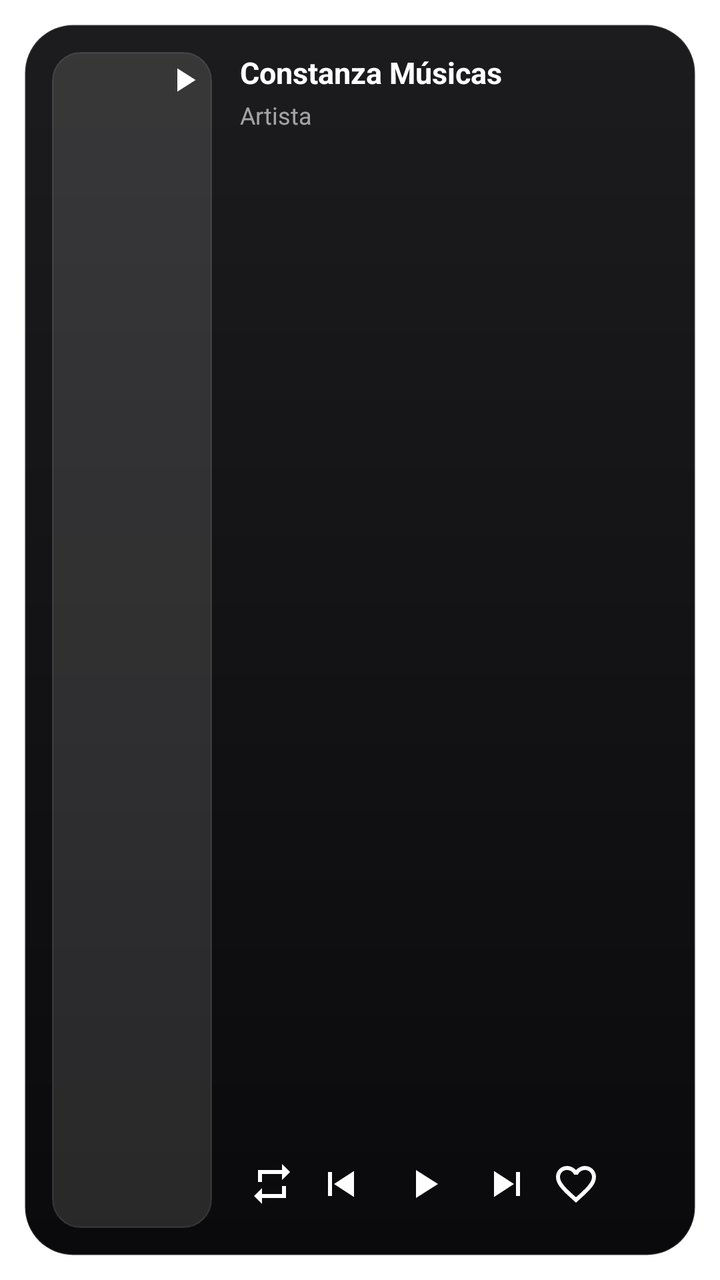
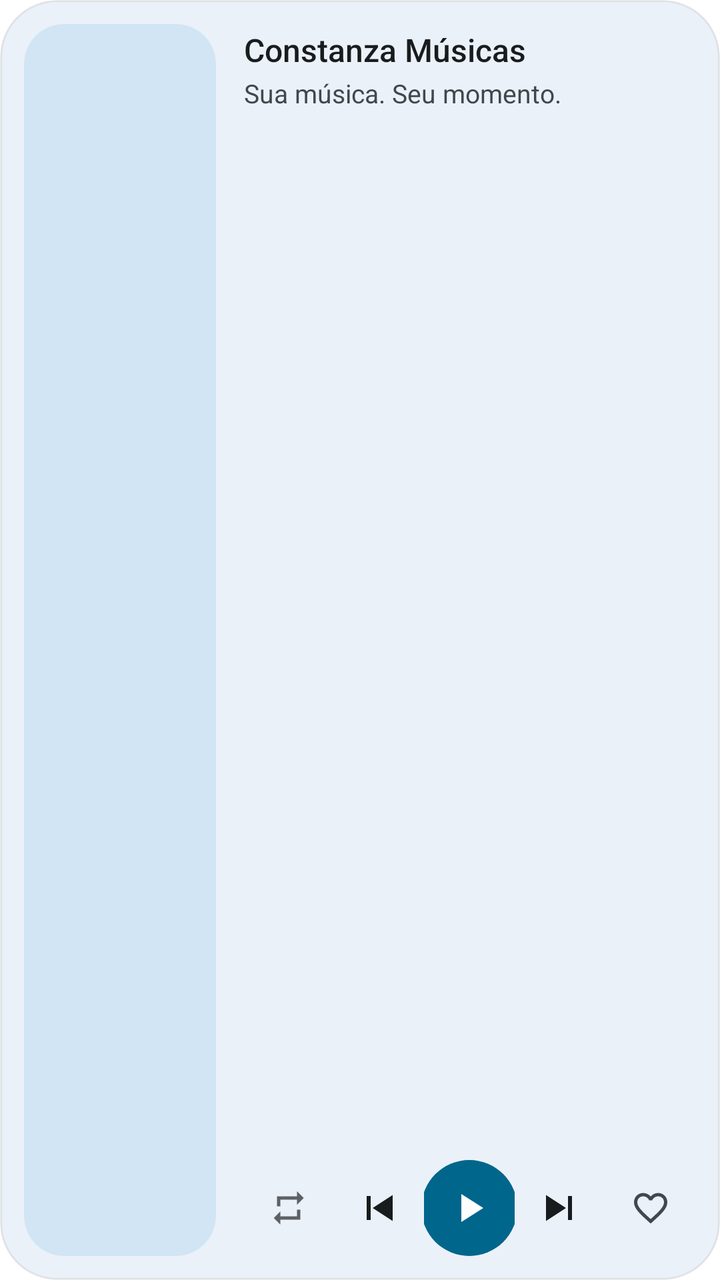

The first picture is an Android layout as it rendered before a commit; the second is the same layout after the commit. The layout source and the unified diff follow.
<!-- AndroidManifest.xml: fallback theme Theme.MaterialComponents.DayNight.NoActionBar -->
<!-- res/layout/music_widget.xml -->
<?xml version="1.0" encoding="utf-8"?>
<FrameLayout xmlns:android="http://schemas.android.com/apk/res/android"
    android:id="@+id/widget_root"
    android:layout_width="match_parent"
    android:layout_height="match_parent"
    android:padding="12dp">

    <LinearLayout
        android:layout_width="match_parent"
        android:layout_height="match_parent"
        android:orientation="horizontal"
        android:background="@drawable/widget_bg_dark"
        android:padding="14dp">

        
        <FrameLayout
            android:layout_width="wrap_content"
            android:layout_height="match_parent">

            <ImageView
                android:id="@+id/widget_artwork"
                android:layout_width="80dp"
                android:layout_height="match_parent"
                android:scaleType="centerCrop"
                android:src="@mipmap/ic_launcher"
                android:background="@drawable/widget_artwork_bg"
                android:contentDescription="Album art" />

            <ImageView
                android:layout_width="20dp"
                android:layout_height="20dp"
                android:layout_gravity="top|end"
                android:layout_margin="4dp"
                android:src="@drawable/ic_widget_play"
                android:tint="#AAFFFFFF"
                android:contentDescription="Note" />

        </FrameLayout>

        
        <LinearLayout
            android:layout_width="0dp"
            android:layout_height="match_parent"
            android:layout_weight="1"
            android:orientation="vertical"
            android:layout_marginStart="14dp">

            <TextView
                android:id="@+id/widget_title"
                android:layout_width="match_parent"
                android:layout_height="wrap_content"
                android:text="Constanza Músicas"
                android:textColor="#FFFFFF"
                android:textSize="15sp"
                android:textStyle="bold"
                android:maxLines="1"
                android:ellipsize="end" />

            <TextView
                android:id="@+id/widget_artist"
                android:layout_width="match_parent"
                android:layout_height="wrap_content"
                android:layout_marginTop="3dp"
                android:text="Artista"
                android:textColor="#99FFFFFF"
                android:textSize="12sp"
                android:maxLines="1"
                android:ellipsize="end" />

            
            <FrameLayout android:layout_width="match_parent" android:layout_height="0dp" android:layout_weight="1" />

            
            <LinearLayout
                android:layout_width="match_parent"
                android:layout_height="wrap_content"
                android:orientation="horizontal"
                android:gravity="center_vertical">

                <ImageButton
                    android:id="@+id/widget_repeat"
                    android:layout_width="32dp"
                    android:layout_height="32dp"
                    android:src="@drawable/ic_widget_repeat_off"
                    android:tint="#AAFFFFFF"
                    android:background="@android:color/transparent"
                    android:contentDescription="Repeat"
                    android:scaleType="centerInside"
                    android:padding="4dp" />

                <ImageButton
                    android:id="@+id/widget_prev"
                    android:layout_width="36dp"
                    android:layout_height="36dp"
                    android:src="@drawable/ic_widget_prev"
                    android:tint="#FFFFFF"
                    android:background="@android:color/transparent"
                    android:contentDescription="Previous"
                    android:scaleType="centerInside"
                    android:padding="4dp" />

                <ImageButton
                    android:id="@+id/widget_play_pause"
                    android:layout_width="44dp"
                    android:layout_height="44dp"
                    android:layout_marginStart="2dp"
                    android:layout_marginEnd="2dp"
                    android:src="@drawable/ic_widget_play"
                    android:tint="#FFFFFF"
                    android:background="@android:color/transparent"
                    android:contentDescription="Play/Pause"
                    android:scaleType="centerInside"
                    android:padding="4dp" />

                <ImageButton
                    android:id="@+id/widget_next"
                    android:layout_width="36dp"
                    android:layout_height="36dp"
                    android:src="@drawable/ic_widget_next"
                    android:tint="#FFFFFF"
                    android:background="@android:color/transparent"
                    android:contentDescription="Next"
                    android:scaleType="centerInside"
                    android:padding="4dp" />

                <ImageButton
                    android:id="@+id/widget_favorite"
                    android:layout_width="32dp"
                    android:layout_height="32dp"
                    android:src="@drawable/ic_favorite_border"
                    android:tint="#AAFFFFFF"
                    android:background="@android:color/transparent"
                    android:contentDescription="Favorite"
                    android:scaleType="centerInside"
                    android:padding="4dp" />

            </LinearLayout>

        </LinearLayout>

    </LinearLayout>
</FrameLayout>
<!-- resources referenced by this layout -->
<resources>
  <!-- drawable ic_favorite_border (drawable) -->
  <vector xmlns:android="http://schemas.android.com/apk/res/android"
      android:width="24dp"
      android:height="24dp"
      android:viewportWidth="24"
      android:viewportHeight="24">
    <path
        android:fillColor="#FFFFFF"
        android:pathData="M16.5,3c-1.74,0 -3.41,0.81 -4.5,2.09C10.91,3.81 9.24,3 7.5,3 4.42,3 2,5.42 2,8.5c0,3.78 3.4,6.86 8.55,11.54L12,21.35l1.45,-1.32C18.6,15.36 22,12.28 22,8.5 22,5.42 19.58,3 16.5,3zM12.1,18.55l-0.1,0.1 -0.1,-0.1C7.14,14.24 4,11.39 4,8.5 4,6.5 5.5,5 7.5,5c1.54,0 3.04,0.99 3.57,2.36h1.87C13.46,5.99 14.96,5 16.5,5c2,0 3.5,1.5 3.5,3.5 0,2.89 -3.14,5.74 -7.9,10.05z"/>
  </vector>
  <!-- drawable ic_widget_play (drawable) -->
  <?xml version="1.0" encoding="utf-8"?>
  <vector xmlns:android="http://schemas.android.com/apk/res/android"
      android:width="24dp" android:height="24dp"
      android:viewportWidth="24" android:viewportHeight="24">
      <path android:fillColor="#FFFFFFFF"
          android:pathData="M8,5 L19,12 L8,19 Z" />
  </vector>
  <!-- drawable ic_widget_repeat_off (drawable) -->
  <?xml version="1.0" encoding="utf-8"?>
  <vector xmlns:android="http://schemas.android.com/apk/res/android"
      android:width="24dp" android:height="24dp"
      android:viewportWidth="24" android:viewportHeight="24"
      android:tint="?android:attr/colorControlNormal">
    <path android:fillColor="@android:color/white"
        android:pathData="M7,7h10v3l4,-4 -4,-4v3H5v6h2V7zM17,17H7v-3l-4,4 4,4v-3h12v-6h-2v4z"/>
  </vector>
  <!-- drawable widget_artwork_bg (drawable) -->
  <?xml version="1.0" encoding="utf-8"?>
  <shape xmlns:android="http://schemas.android.com/apk/res/android"
      android:shape="rectangle">
      <solid android:color="#1FFFFFFF" />
      <corners android:radius="14dp" />
      <stroke android:width="0.5dp" android:color="#1FFFFFFF" />
  </shape>
  <!-- drawable widget_bg_dark (drawable) -->
  <?xml version="1.0" encoding="utf-8"?>
  <shape xmlns:android="http://schemas.android.com/apk/res/android"
      android:shape="rectangle">
      <gradient
          android:type="linear"
          android:angle="270"
          android:startColor="#FF1C1C1E"
          android:endColor="#FF0A0A0C" />
      <corners android:radius="24dp" />
      <stroke android:width="1dp" android:color="#1AFFFFFF" />
  </shape>
  <color name="ic_launcher_background">#1A1A2E</color>
  <!-- unchanged entries left out for length: 4 -->
</resources>

<!-- the commit's change to res/layout/music_widget.xml (unified diff, before → after) -->
@@ -3,56 +3,48 @@
     android:id="@+id/widget_root"
     android:layout_width="match_parent"
     android:layout_height="match_parent"
-    android:padding="12dp">
+    android:padding="@dimen/widget_margin">
 
     <LinearLayout
+        android:id="@android:id/background"
         android:layout_width="match_parent"
         android:layout_height="match_parent"
         android:orientation="horizontal"
-        android:background="@drawable/widget_bg_dark"
-        android:padding="14dp">
+        android:background="@drawable/widget_surface"
+        android:clipToOutline="true"
+        android:padding="12dp">
 
-        
         <FrameLayout
-            android:layout_width="wrap_content"
-            android:layout_height="match_parent">
+            android:layout_width="96dp"
+            android:layout_height="match_parent"
+            android:background="@drawable/widget_artwork_frame"
+            android:clipToOutline="true">
 
             <ImageView
                 android:id="@+id/widget_artwork"
-                android:layout_width="80dp"
+                android:layout_width="match_parent"
                 android:layout_height="match_parent"
                 android:scaleType="centerCrop"
                 android:src="@mipmap/ic_launcher"
-                android:background="@drawable/widget_artwork_bg"
-                android:contentDescription="Album art" />
-
-            <ImageView
-                android:layout_width="20dp"
-                android:layout_height="20dp"
-                android:layout_gravity="top|end"
-                android:layout_margin="4dp"
-                android:src="@drawable/ic_widget_play"
-                android:tint="#AAFFFFFF"
-                android:contentDescription="Note" />
-
+                android:contentDescription="@string/widget_cd_artwork" />
         </FrameLayout>
 
-        
         <LinearLayout
             android:layout_width="0dp"
             android:layout_height="match_parent"
             android:layout_weight="1"
-            android:orientation="vertical"
-            android:layout_marginStart="14dp">
+            android:layout_marginStart="14dp"
+            android:orientation="vertical">
 
             <TextView
                 android:id="@+id/widget_title"
                 android:layout_width="match_parent"
                 android:layout_height="wrap_content"
-                android:text="Constanza Músicas"
-                android:textColor="#FFFFFF"
-                android:textSize="15sp"
-                android:textStyle="bold"
+                android:layout_marginTop="2dp"
+                android:text="@string/widget_default_title"
+                android:textColor="@color/widget_on_surface"
+                android:textSize="16sp"
+                android:fontFamily="sans-serif-medium"
                 android:maxLines="1"
                 android:ellipsize="end" />
 
@@ -60,83 +52,89 @@
                 android:id="@+id/widget_artist"
                 android:layout_width="match_parent"
                 android:layout_height="wrap_content"
-                android:layout_marginTop="3dp"
-                android:text="Artista"
-                android:textColor="#99FFFFFF"
-                android:textSize="12sp"
+                android:layout_marginTop="2dp"
+                android:text="@string/widget_default_artist"
+                android:textColor="@color/widget_on_surface_variant"
+                android:textSize="13sp"
                 android:maxLines="1"
                 android:ellipsize="end" />
 
-            
             <FrameLayout android:layout_width="match_parent" android:layout_height="0dp" android:layout_weight="1" />
 
-            
             <LinearLayout
                 android:layout_width="match_parent"
-                android:layout_height="wrap_content"
+                android:layout_height="48dp"
                 android:orientation="horizontal"
                 android:gravity="center_vertical">
 
-                <ImageButton
-                    android:id="@+id/widget_repeat"
-                    android:layout_width="32dp"
-                    android:layout_height="32dp"
-                    android:src="@drawable/ic_widget_repeat_off"
-                    android:tint="#AAFFFFFF"
-                    android:background="@android:color/transparent"
-                    android:contentDescription="Repeat"
-                    android:scaleType="centerInside"
-                    android:padding="4dp" />
+                <FrameLayout android:layout_width="0dp" android:layout_height="match_parent" android:layout_weight="1">
+                    <ImageButton
+                        android:id="@+id/widget_repeat"
+                        android:layout_width="36dp"
+                        android:layout_height="36dp"
+                        android:layout_gravity="center"
+                        android:src="@drawable/ic_widget_repeat_off"
+                        android:background="@drawable/widget_icon_btn_bg"
+                        android:contentDescription="@string/widget_cd_repeat"
+                        android:scaleType="centerInside"
+                        android:padding="8dp" />
+                </FrameLayout>
 
-                <ImageButton
-                    android:id="@+id/widget_prev"
-                    android:layout_width="36dp"
-                    android:layout_height="36dp"
-                    android:src="@drawable/ic_widget_prev"
-                    android:tint="#FFFFFF"
-                    android:background="@android:color/transparent"
-                    android:contentDescription="Previous"
-                    android:scaleType="centerInside"
-                    android:padding="4dp" />
+                <FrameLayout android:layout_width="0dp" android:layout_height="match_parent" android:layout_weight="1">
+                    <ImageButton
+                        android:id="@+id/widget_prev"
+                        android:layout_width="40dp"
+                        android:layout_height="40dp"
+                        android:layout_gravity="center"
+                        android:src="@drawable/ic_widget_prev"
+                        android:tint="@color/widget_on_surface"
+                        android:background="@drawable/widget_icon_btn_bg"
+                        android:contentDescription="@string/widget_cd_prev"
+                        android:scaleType="centerInside"
+                        android:padding="8dp" />
+                </FrameLayout>
 
-                <ImageButton
-                    android:id="@+id/widget_play_pause"
-                    android:layout_width="44dp"
-                    android:layout_height="44dp"
-                    android:layout_marginStart="2dp"
-                    android:layout_marginEnd="2dp"
-                    android:src="@drawable/ic_widget_play"
-                    android:tint="#FFFFFF"
-                    android:background="@android:color/transparent"
-                    android:contentDescription="Play/Pause"
-                    android:scaleType="centerInside"
-                    android:padding="4dp" />
+                <FrameLayout android:layout_width="0dp" android:layout_height="match_parent" android:layout_weight="1">
+                    <ImageButton
+                        android:id="@+id/widget_play_pause"
+                        android:layout_width="48dp"
+                        android:layout_height="48dp"
+                        android:layout_gravity="center"
+                        android:src="@drawable/ic_widget_play"
+                        android:tint="@color/widget_on_accent"
+                        android:background="@drawable/widget_play_bg"
+                        android:contentDescription="@string/widget_cd_play_pause"
+                        android:scaleType="centerInside"
+                        android:padding="12dp" />
+                </FrameLayout>
 
-                <ImageButton
-                    android:id="@+id/widget_next"
-                    android:layout_width="36dp"
-                    android:layout_height="36dp"
-                    android:src="@drawable/ic_widget_next"
-                    android:tint="#FFFFFF"
-                    android:background="@android:color/transparent"
-                    android:contentDescription="Next"
-                    android:scaleType="centerInside"
-                    android:padding="4dp" />
+                <FrameLayout android:layout_width="0dp" android:layout_height="match_parent" android:layout_weight="1">
+                    <ImageButton
+                        android:id="@+id/widget_next"
+                        android:layout_width="40dp"
+                        android:layout_height="40dp"
+                        android:layout_gravity="center"
+                        android:src="@drawable/ic_widget_next"
+                        android:tint="@color/widget_on_surface"
+                        android:background="@drawable/widget_icon_btn_bg"
+                        android:contentDescription="@string/widget_cd_next"
+                        android:scaleType="centerInside"
+                        android:padding="8dp" />
+                </FrameLayout>
 
-                <ImageButton
-                    android:id="@+id/widget_favorite"
-                    android:layout_width="32dp"
-                    android:layout_height="32dp"
-                    android:src="@drawable/ic_favorite_border"
-                    android:tint="#AAFFFFFF"
-                    android:background="@android:color/transparent"
-                    android:contentDescription="Favorite"
-                    android:scaleType="centerInside"
-                    android:padding="4dp" />
-
+                <FrameLayout android:layout_width="0dp" android:layout_height="match_parent" android:layout_weight="1">
+                    <ImageButton
+                        android:id="@+id/widget_favorite"
+                        android:layout_width="36dp"
+                        android:layout_height="36dp"
+                        android:layout_gravity="center"
+                        android:src="@drawable/ic_favorite_border"
+                        android:background="@drawable/widget_icon_btn_bg"
+                        android:contentDescription="@string/widget_cd_favorite"
+                        android:scaleType="centerInside"
+                        android:padding="8dp" />
+                </FrameLayout>
             </LinearLayout>
-
         </LinearLayout>
-
     </LinearLayout>
 </FrameLayout>
<!-- resource entries referenced after the edit -->
@@ -1,5 +1,9 @@
 <!-- resources referenced by this layout -->
 <resources>
+  <color name="widget_on_accent">#FFFFFFFF</color>
+  <color name="widget_on_surface">#FF1C1B20</color>
+  <color name="widget_on_surface_variant">#FF5F5B67</color>
+  <dimen name="widget_margin">8dp</dimen>
   <!-- drawable ic_favorite_border (drawable) -->
   <vector xmlns:android="http://schemas.android.com/apk/res/android"
       android:width="24dp"
@@ -7,7 +11,7 @@
       android:viewportWidth="24"
       android:viewportHeight="24">
     <path
-        android:fillColor="#FFFFFF"
+        android:fillColor="@color/widget_on_surface_variant"
         android:pathData="M16.5,3c-1.74,0 -3.41,0.81 -4.5,2.09C10.91,3.81 9.24,3 7.5,3 4.42,3 2,5.42 2,8.5c0,3.78 3.4,6.86 8.55,11.54L12,21.35l1.45,-1.32C18.6,15.36 22,12.28 22,8.5 22,5.42 19.58,3 16.5,3zM12.1,18.55l-0.1,0.1 -0.1,-0.1C7.14,14.24 4,11.39 4,8.5 4,6.5 5.5,5 7.5,5c1.54,0 3.04,0.99 3.57,2.36h1.87C13.46,5.99 14.96,5 16.5,5c2,0 3.5,1.5 3.5,3.5 0,2.89 -3.14,5.74 -7.9,10.05z"/>
   </vector>
   <!-- drawable ic_widget_play (drawable) -->
@@ -24,29 +28,55 @@
       android:width="24dp" android:height="24dp"
       android:viewportWidth="24" android:viewportHeight="24"
       android:tint="?android:attr/colorControlNormal">
-    <path android:fillColor="@android:color/white"
+    <path android:fillColor="@color/widget_on_surface_variant"
         android:pathData="M7,7h10v3l4,-4 -4,-4v3H5v6h2V7zM17,17H7v-3l-4,4 4,4v-3h12v-6h-2v4z"/>
   </vector>
-  <!-- drawable widget_artwork_bg (drawable) -->
+  <!-- drawable widget_artwork_frame (drawable) -->
   <?xml version="1.0" encoding="utf-8"?>
-  <shape xmlns:android="http://schemas.android.com/apk/res/android"
-      android:shape="rectangle">
-      <solid android:color="#1FFFFFFF" />
-      <corners android:radius="14dp" />
-      <stroke android:width="0.5dp" android:color="#1FFFFFFF" />
+  <shape xmlns:android="http://schemas.android.com/apk/res/android" android:shape="rectangle">
+      <solid android:color="@color/widget_container" />
+      <corners android:radius="@dimen/widget_inner_radius" />
   </shape>
-  <!-- drawable widget_bg_dark (drawable) -->
+  <!-- drawable widget_icon_btn_bg (drawable) -->
   <?xml version="1.0" encoding="utf-8"?>
-  <shape xmlns:android="http://schemas.android.com/apk/res/android"
-      android:shape="rectangle">
-      <gradient
-          android:type="linear"
-          android:angle="270"
-          android:startColor="#FF1C1C1E"
-          android:endColor="#FF0A0A0C" />
-      <corners android:radius="24dp" />
-      <stroke android:width="1dp" android:color="#1AFFFFFF" />
+  <ripple xmlns:android="http://schemas.android.com/apk/res/android" android:color="@color/widget_ripple">
+      <item android:id="@android:id/mask">
+          <shape android:shape="oval">
+              <solid android:color="#FFFFFFFF" />
+          </shape>
+      </item>
+  </ripple>
+  <!-- drawable widget_play_bg (drawable) -->
+  <?xml version="1.0" encoding="utf-8"?>
+  <ripple xmlns:android="http://schemas.android.com/apk/res/android" android:color="@color/widget_ripple">
+      <item>
+          <shape android:shape="oval">
+              <solid android:color="@color/widget_accent" />
+          </shape>
+      </item>
+  </ripple>
+  <!-- drawable widget_surface (drawable) -->
+  <?xml version="1.0" encoding="utf-8"?>
+  <shape xmlns:android="http://schemas.android.com/apk/res/android" android:shape="rectangle">
+      <solid android:color="@color/widget_surface" />
+      <corners android:radius="@dimen/widget_radius" />
+      <stroke android:width="1dp" android:color="@color/widget_outline" />
   </shape>
+  <string name="widget_cd_artwork">Capa do álbum</string>
+  <string name="widget_cd_favorite">Favorito</string>
+  <string name="widget_cd_next">Seguinte</string>
+  <string name="widget_cd_play_pause">Reproduzir ou pausar</string>
+  <string name="widget_cd_prev">Anterior</string>
+  <string name="widget_cd_repeat">Repetir</string>
+  <string name="widget_default_artist">Sua música. Seu momento.</string>
+  <string name="widget_default_title">Constanza Músicas</string>
+  <color name="widget_container">#FFE9E3F1</color>
+  <dimen name="widget_inner_radius">16dp</dimen>
+  <color name="widget_ripple">#1F000000</color>
+  <color name="widget_accent">#FF6750A4</color>
+  <color name="widget_surface">#FFF6F3FA</color>
+  <dimen name="widget_radius">24dp</dimen>
+  <color name="widget_outline">#14000000</color>
   <color name="ic_launcher_background">#1A1A2E</color>
   <!-- unchanged entries left out for length: 4 -->
 </resources>
